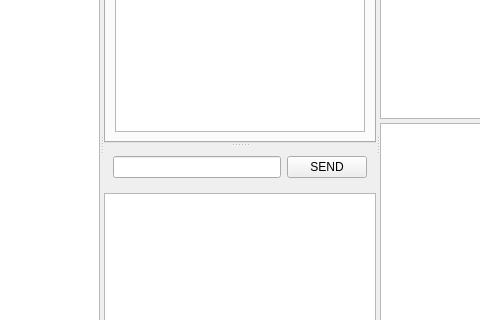
The window that cpp/c13/mainwindow.ui (p0lymeric/fe56_dscr) describes before a commit, drawn with Qt 5; both pictures show x 160 to 640 and y 156 to 476 of the 800 by 600 pixel window.
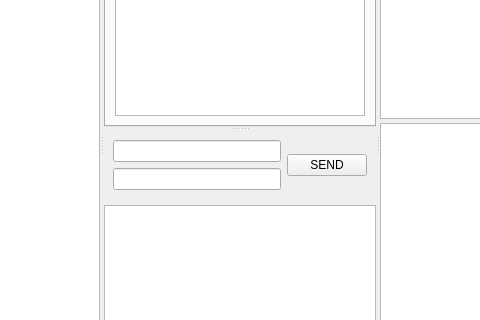
The same window after the commit. Custom widgets are drawn as their Qt base class.

Commit message: Change valid token colour and add a quick compiler line.

What changed in the file:
```diff
--- a/cpp/c13/mainwindow.ui
+++ b/cpp/c13/mainwindow.ui
@@ -105,7 +105,14 @@
              <widget class="QWidget" name="widget_3" native="true">
               <layout class="QHBoxLayout" name="horizontalLayout_3">
                <item>
+                <layout class="QVBoxLayout" name="verticalLayout_8">
+                 <item>
                 <widget class="QLineEdit" name="signalViz"/>
+                 </item>
+                 <item>
+                  <widget class="QLineEdit" name="quickCompiler"/>
+                 </item>
+                </layout>
                </item>
                <item>
                 <widget class="QPushButton" name="sendButton">
```
Lines whose indentation alone changed are shown as unchanged. The commit also changes 1 other file.
